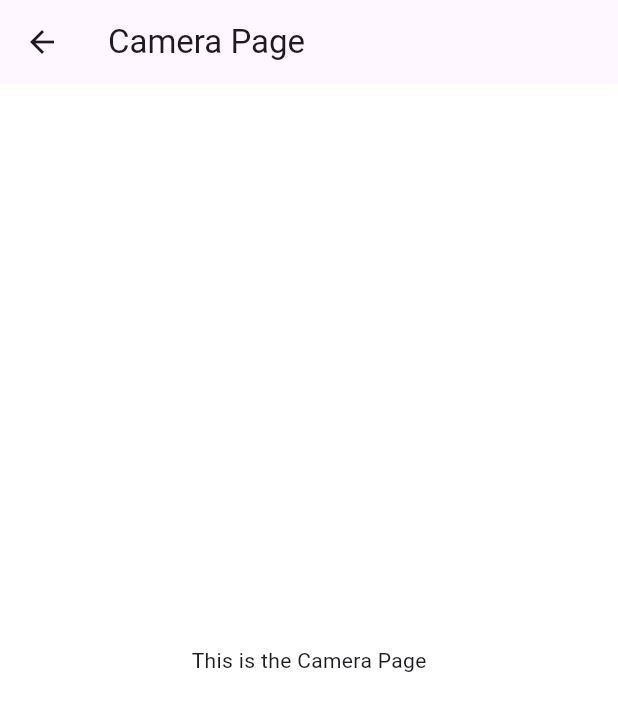
After one commit to computer-4cut/frontend, a Flutter app: the CameraPage screen opened directly, on a phone screen of 412 x 824 dp. The commit adds this screen. Shown: the top 711 px of the screen. Run offline on Flutter 3.47's test engine with Material 3 defaults, Android fonts, the phone set to English and light mode, and no system bars.

Commit message:
카메라 페이지 생성

```diff
--- /dev/null
+++ b/lib/pages/camera.dart
@@ -0,0 +1,13 @@
+import 'package:flutter/material.dart';
+
+class CameraPage extends StatelessWidget {
+  const CameraPage({super.key});
+
+  @override
+  Widget build(BuildContext context) {
+    return Scaffold(
+      appBar: AppBar(title: Text('Camera Page')),
+      body: Center(child: Text('This is the Camera Page')),
+    );
+  }
+}
```
Also changed, not shown: lib/pages/select_design.dart (+20 -1 lines), lib/pages/select_picture.dart (+15 -0 lines).
